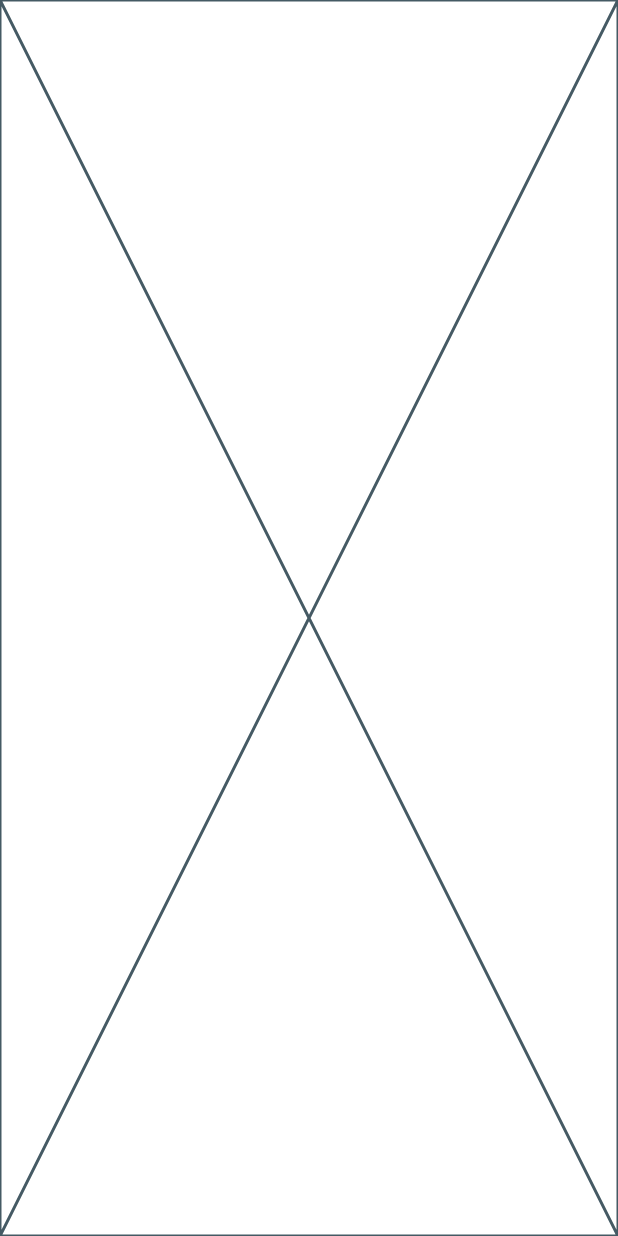
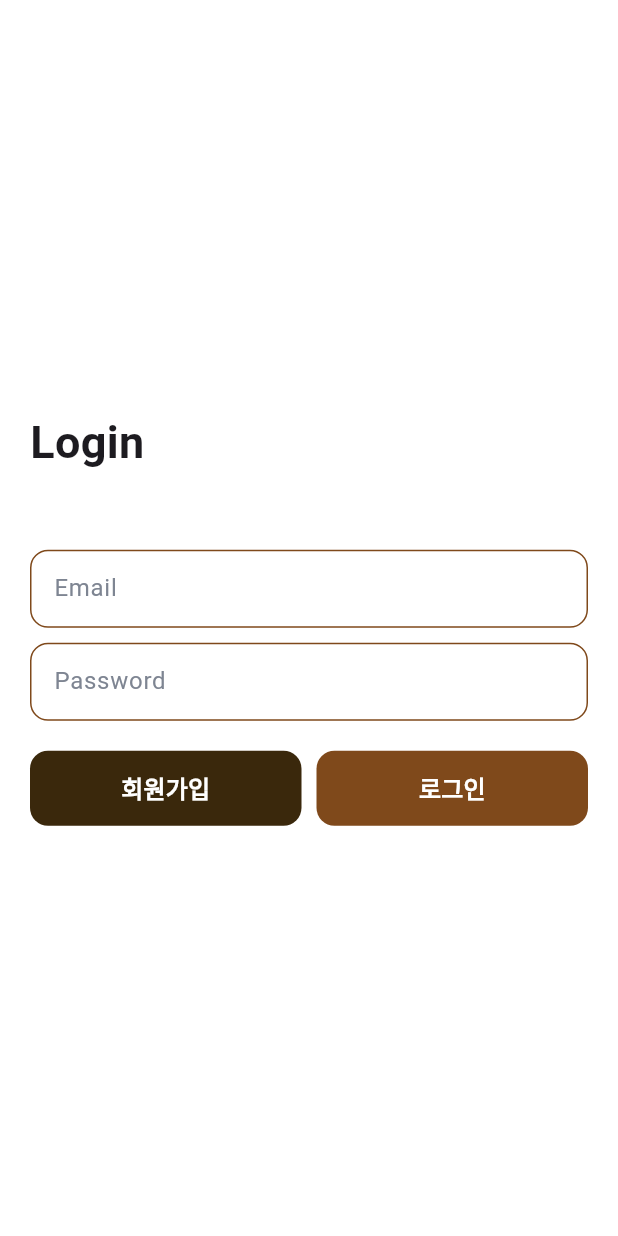
Before and after one commit to iOS7thBookReaders/BooksRoom, a Flutter app: the screen it shows after launch, on a phone screen of 412 x 824 dp. Run offline on Flutter 3.47's test engine with Material 3 defaults, Android fonts, the phone set to English and light mode, and no system bars; our stand-ins replace firebase_core; accounts and stored records are empty.

Commit message:
feat: 로그인 UI 구현

```diff
--- a/lib/login_screen.dart
+++ b/lib/login_screen.dart
@@ -1,10 +1,144 @@
+import 'package:books_room/color.dart';
 import 'package:flutter/material.dart';
+
+import 'sign_up_screen.dart';
 
 class LoginScreen extends StatelessWidget {
   const LoginScreen({super.key});
 
   @override
   Widget build(BuildContext context) {
-    return const Placeholder();
+    return Scaffold(
+      backgroundColor: Colors.white,
+      body: Padding(
+        padding: const EdgeInsets.all(20.0),
+        child: Column(
+          mainAxisAlignment: MainAxisAlignment.center,
+          crossAxisAlignment: CrossAxisAlignment.center,
+          children: [
+            Align(
+              alignment: Alignment.centerLeft,
+              child: Text(
+                'Login',
+                style: TextStyle(fontSize: 30, fontWeight: FontWeight.bold),
+              ),
+            ),
+            SizedBox(height: 50),
+            TextField(
+              decoration: InputDecoration(
+                hintText: 'Email',
+                hintStyle: TextStyle(color: GRAY500),
+                border: OutlineInputBorder(
+                  borderRadius: BorderRadius.circular(12),
+                  borderSide: BorderSide(color: MAIN_COLOR),
+                ),
+                enabledBorder: OutlineInputBorder(
+                  borderRadius: BorderRadius.circular(12),
+                  borderSide: BorderSide(color: MAIN_COLOR),
+                ),
+                focusedBorder: OutlineInputBorder(
+                  borderRadius: BorderRadius.circular(12),
+                  borderSide: BorderSide(color: MAIN_COLOR),
+                ),
+                contentPadding: const EdgeInsets.symmetric(
+                  horizontal: 12,
+                  vertical: 14,
+                ),
+              ),
+            ),
+            SizedBox(height: 10),
+            TextField(
+              obscureText: true,
+              decoration: InputDecoration(
+                hintText: 'Password',
+                hintStyle: TextStyle(color: GRAY500),
+                border: OutlineInputBorder(
+                  borderRadius: BorderRadius.circular(12),
+                  borderSide: BorderSide(color: MAIN_COLOR),
+                ),
+                enabledBorder: OutlineInputBorder(
+                  borderRadius: BorderRadius.circular(12),
+                  borderSide: BorderSide(color: MAIN_COLOR),
+                ),
+                focusedBorder: OutlineInputBorder(
+                  borderRadius: BorderRadius.circular(12),
+                  borderSide: BorderSide(color: MAIN_COLOR),
+                ),
+                contentPadding: const EdgeInsets.symmetric(
+                  horizontal: 12,
+                  vertical: 14,
+                ),
+              ),
+            ),
+            SizedBox(height: 20),
+            Row(
+              children: [
+                Expanded(
+                  child: SizedBox(
+                    height: 50,
+                    child: ElevatedButton(
+                      style: ElevatedButton.styleFrom(
+                        elevation: 0,
+                        foregroundColor: Colors.white,
+                        backgroundColor: SUB_DARK_BROWN_COLOR,
+                        shape: RoundedRectangleBorder(
+                          borderRadius: BorderRadius.circular(12),
+                        ),
+                      ),
+                      onPressed: () {
+                        Navigator.push(
+                          context,
+                          MaterialPageRoute(
+                            builder: (context) => SignUpScreen(),
+                          ),
+                        );
+                      },
+                      child: Text(
+                        '회원가입',
+                        style: TextStyle(
+                          fontSize: 16,
+                          fontWeight: FontWeight.w600,
+                        ),
+                      ),
+                    ),
+                  ),
+                ),
+                SizedBox(width: 10),
+                Expanded(
+                  child: SizedBox(
+                    height: 50,
+                    child: ElevatedButton(
+                      style: ElevatedButton.styleFrom(
+                        elevation: 0,
+                        foregroundColor: Colors.white,
+                        backgroundColor: MAIN_COLOR,
+                        shape: RoundedRectangleBorder(
+                          borderRadius: BorderRadius.circular(12),
+                        ),
+                      ),
+                      onPressed: () {
+                        Navigator.push(
+                          context,
+                          MaterialPageRoute(
+                            builder: (context) => SignUpScreen(),
+                          ),
+                        );
+                      },
+                      child: Text(
+                        '로그인',
+                        style: TextStyle(
+                          fontSize: 16,
+                          fontWeight: FontWeight.w600,
+                        ),
+                      ),
+                    ),
+                  ),
+                ),
+              ],
+            ),
+          ],
+        ),
+      ),
+    );
   }
 }
--- /dev/null
+++ b/lib/sign_up_screen.dart
@@ -0,0 +1,10 @@
+import 'package:flutter/material.dart';
+
+class SignUpScreen extends StatelessWidget {
+  const SignUpScreen({super.key});
+
+  @override
+  Widget build(BuildContext context) {
+    return const Placeholder();
+  }
+}
```
